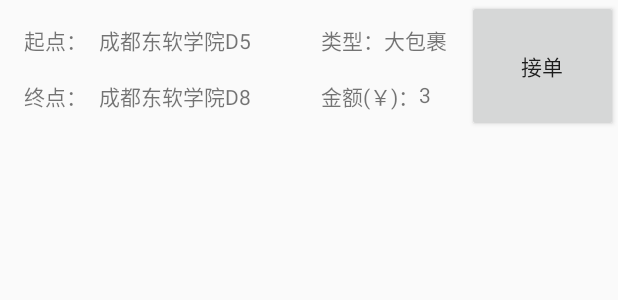
After one commit to StellarL/Express, an Android app: the layout layout_all_orders.xml on its own in the app's theme, with its tools: preview values and no code run, on a phone screen of 412 x 824 dp. The commit adds this screen. Shown: the top 300 px of the screen. Run offline under Robolectric (Android 15) with nearby library versions, the phone set to English and light mode, and no system bars.

Commit message:
最新修改1

```diff
--- /dev/null
+++ b/app/src/main/res/layout/layout_all_orders.xml
@@ -0,0 +1,108 @@
+<?xml version="1.0" encoding="utf-8"?>
+<LinearLayout xmlns:android="http://schemas.android.com/apk/res/android"
+    xmlns:app="http://schemas.android.com/apk/res-auto"
+    xmlns:tools="http://schemas.android.com/tools"
+    android:layout_width="match_parent"
+    android:layout_height="match_parent"
+    android:orientation="horizontal">
+
+    <android.support.constraint.ConstraintLayout
+        android:layout_width="210dp"
+        android:layout_height="89dp">
+
+        <TextView
+            android:id="@+id/textView6"
+            android:layout_width="wrap_content"
+            android:layout_height="0dp"
+            android:layout_marginStart="16dp"
+            android:layout_marginLeft="16dp"
+            android:layout_marginTop="16dp"
+            android:text="起点："
+            app:layout_constraintStart_toStartOf="parent"
+            app:layout_constraintTop_toTopOf="parent" />
+
+        <TextView
+            android:id="@+id/textView7"
+            android:layout_width="wrap_content"
+            android:layout_height="wrap_content"
+            android:layout_marginStart="16dp"
+            android:layout_marginLeft="16dp"
+            android:layout_marginTop="16dp"
+            android:text="终点："
+            app:layout_constraintStart_toStartOf="parent"
+            app:layout_constraintTop_toBottomOf="@+id/textView6" />
+
+        <TextView
+            android:id="@+id/startPlace"
+            android:layout_width="wrap_content"
+            android:layout_height="wrap_content"
+            android:layout_marginStart="8dp"
+            android:layout_marginLeft="8dp"
+            android:layout_marginTop="16dp"
+            android:text="成都东软学院D5"
+            app:layout_constraintStart_toEndOf="@+id/textView7"
+            app:layout_constraintTop_toTopOf="parent" />
+
+        <TextView
+            android:id="@+id/endPlace"
+            android:layout_width="wrap_content"
+            android:layout_height="wrap_content"
+            android:layout_marginLeft="8dp"
+            android:layout_marginTop="16dp"
+            android:text="成都东软学院D8"
+            app:layout_constraintStart_toEndOf="@+id/textView7"
+            app:layout_constraintTop_toBottomOf="@+id/startPlace" />
+    </android.support.constraint.ConstraintLayout>
+
+    <android.support.constraint.ConstraintLayout
+        android:layout_width="101dp"
+        android:layout_height="89dp">
+
+        <TextView
+            android:id="@+id/textView11"
+            android:layout_width="wrap_content"
+            android:layout_height="wrap_content"
+            android:layout_marginStart="4dp"
+            android:layout_marginLeft="4dp"
+            android:layout_marginTop="16dp"
+            android:text="类型："
+            app:layout_constraintStart_toStartOf="parent"
+            app:layout_constraintTop_toTopOf="parent" />
+
+        <TextView
+            android:id="@+id/type"
+            android:layout_width="wrap_content"
+            android:layout_height="wrap_content"
+            android:layout_marginTop="16dp"
+            android:text="大包裹"
+            app:layout_constraintStart_toEndOf="@+id/textView11"
+            app:layout_constraintTop_toTopOf="parent" />
+
+        <TextView
+            android:id="@+id/textView13"
+            android:layout_width="wrap_content"
+            android:layout_height="wrap_content"
+            android:layout_marginStart="4dp"
+            android:layout_marginLeft="4dp"
+            android:layout_marginTop="16dp"
+            android:text="金额(￥)："
+            app:layout_constraintStart_toStartOf="parent"
+            app:layout_constraintTop_toBottomOf="@+id/textView11" />
+
+        <TextView
+            android:id="@+id/payment"
+            android:layout_width="wrap_content"
+            android:layout_height="wrap_content"
+            android:layout_marginTop="16dp"
+            android:text="3"
+            app:layout_constraintStart_toEndOf="@+id/textView13"
+            app:layout_constraintTop_toBottomOf="@+id/type" />
+    </android.support.constraint.ConstraintLayout>
+
+    <Button
+        android:layout_width="wrap_content"
+        android:layout_height="88dp"
+        android:layout_weight="1"
+        android:text="接单" />
+
+</LinearLayout>
```
Also changed, not shown: app/src/main/java/com/example/packageapp/num1Activity.java (+19 -2 lines), app/src/main/java/com/example/packageapp/num3Activity.java (added, +22 -0 lines), app/src/main/java/com/example/packageapp/num4Activity.java (added, +13 -0 lines), app/src/main/res/layout/activity_num3.xml (added, +42 -0 lines), app/src/main/res/layout/activity_num4.xml (added, +19 -0 lines).
